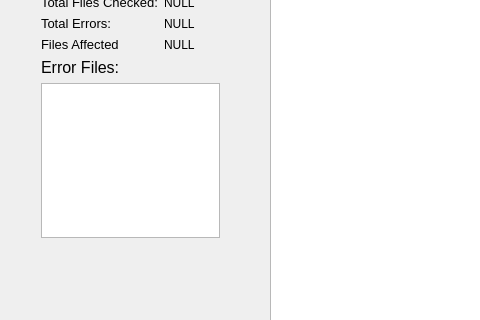
Before: the Qt Designer form WaExport/mainwindow.ui in qrcline/WAEX_File_Organizer, drawn with Qt 5; both pictures show x 0 to 480 and y 202 to 522 of the 1198 by 638 pixel window.
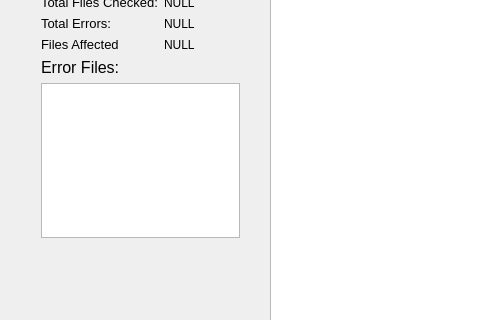
After: the same form once the commit is applied. Icons and pictures are not drawn.

```diff
--- a/WaExport/mainwindow.ui
+++ b/WaExport/mainwindow.ui
@@ -1748,7 +1748,7 @@
        <rect>
         <x>20</x>
         <y>130</y>
-        <width>201</width>
+        <width>221</width>
         <height>265</height>
        </rect>
       </property>
```
